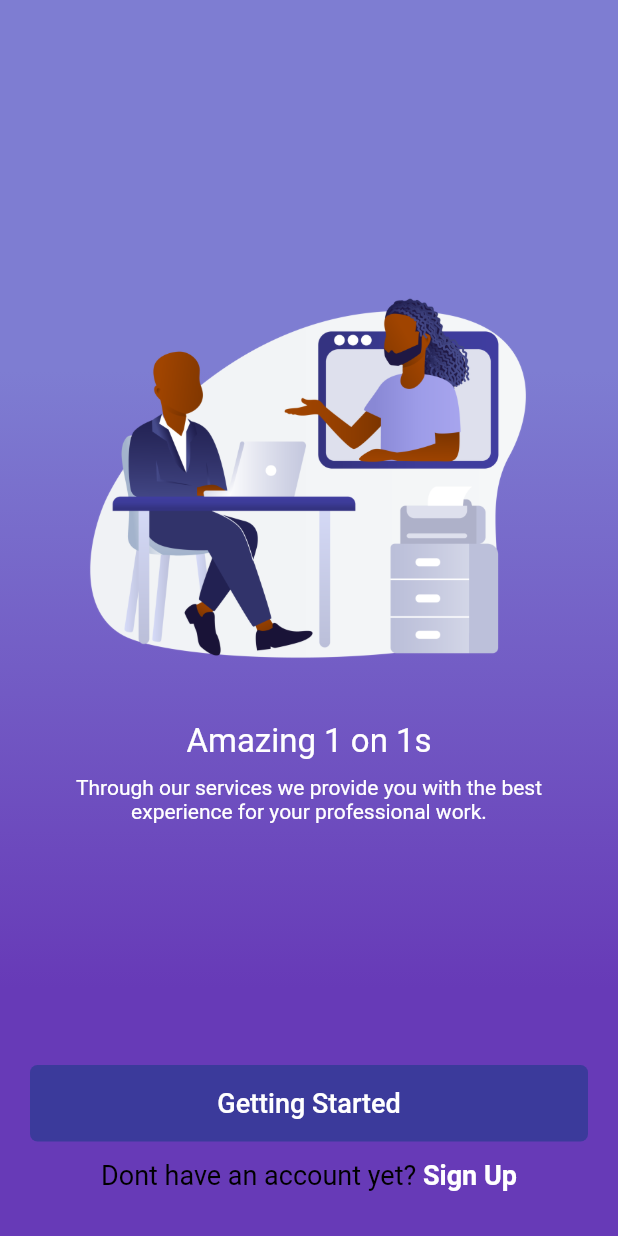
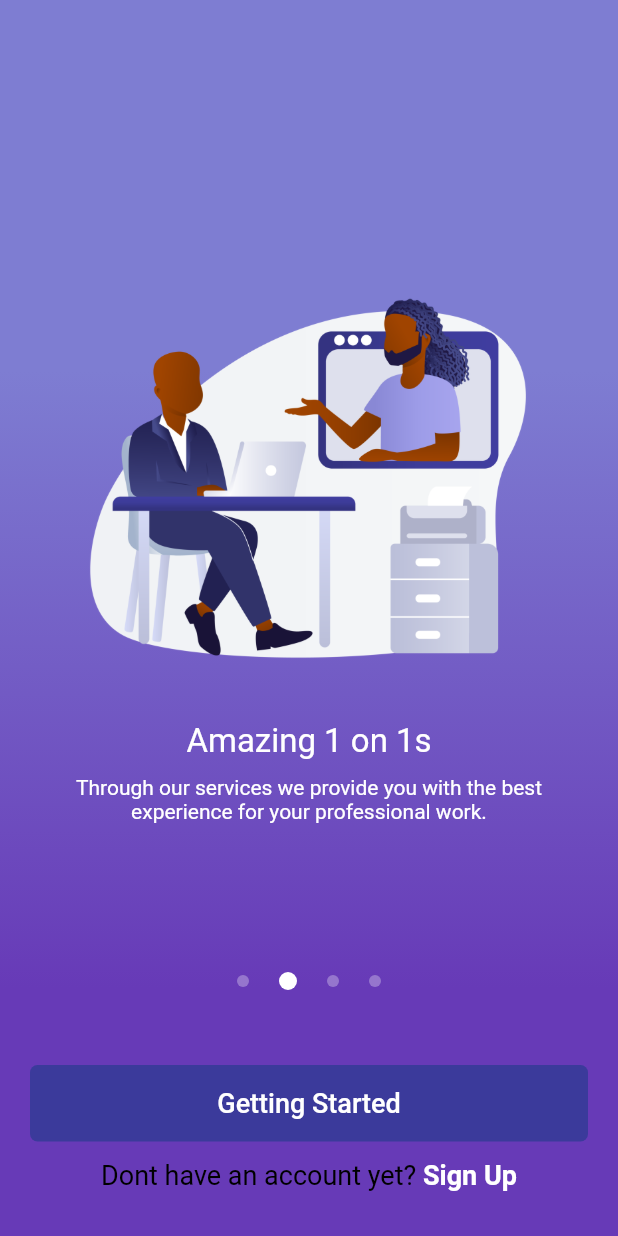
Before and after one commit to m4sterDestroyer/aztlan, a Flutter app: the screen it shows after launch, swiped to page 2, on a phone screen of 412 x 824 dp. Run offline on Flutter 3.47's test engine with Material 2 defaults, Android fonts, the light colour scheme and no system bars.

Commit message:
onboard navigation dots added

```diff
--- /dev/null
+++ b/lib/onboard_shared/dots.dart
@@ -0,0 +1,21 @@
+import 'package:aztlan/shared/colors.dart';
+import 'package:flutter/material.dart';
+
+class SlideDots extends StatelessWidget {
+  bool isActive;
+  SlideDots(this.isActive);
+
+  @override
+  Widget build(BuildContext context) {
+    return AnimatedContainer(
+      duration: Duration(milliseconds: 150),
+      margin: const EdgeInsets.symmetric(horizontal: 10),
+      height: isActive ? 12 : 8,
+      width: isActive ? 12 : 8,
+      decoration: BoxDecoration(
+        color: isActive ? White : Colors.white30,
+        borderRadius: BorderRadius.all(Radius.circular(12)),
+      ),
+    );
+  }
+}
--- a/lib/pages/onboarding_screen.dart
+++ b/lib/pages/onboarding_screen.dart
@@ -1,13 +1,14 @@
+import 'dart:async';
 import 'package:aztlan/onboard_shared/items.dart';
 import 'package:aztlan/onboard_shared/slide_model/slide_details.dart';
 import 'package:flutter/cupertino.dart';
 import 'package:flutter/gestures.dart';
 import 'package:flutter/material.dart';
 import 'package:aztlan/shared/colors.dart';
+import 'package:aztlan/onboard_shared/dots.dart';
 
 class Onboard extends StatefulWidget {
   final double screenHeight, screenWidth;
-
   const Onboard({Key key, this.screenHeight, this.screenWidth})
       : super(key: key);
 
@@ -16,7 +17,35 @@ class Onboard extends StatefulWidget {
 }
 
 class _OnboardState extends State<Onboard> {
+  int _currentPage = 0;
   final PageController _pageController = PageController(initialPage: 0);
+
+  @override
+  void dispose() {
+    super.dispose();
+    _pageController.dispose();
+  }
+
+  @override
+  void initState() {
+    super.initState();
+    Timer.periodic(Duration(seconds: 5), (Timer timer) {
+      if (_currentPage < 2) {
+        _currentPage++;
+      } else {
+        _currentPage = 0;
+      }
+    });
+    if(_pageController.hasClients){
+    _pageController.animateToPage(_currentPage,
+        duration: Duration(milliseconds: 300), curve: Curves.easeIn);
+  }}
+
+  _onPageChanged(int index) {
+    setState(() {
+      _currentPage = index;
+    });
+  }
 
   @override
   Widget build(BuildContext context) {
@@ -35,12 +64,35 @@ class _OnboardState extends State<Onboard> {
           child: Column(
             children: [
               Expanded(
-                  child: PageView.builder(
-                controller: _pageController,
-                scrollDirection: Axis.horizontal,
-                itemCount: SlideList.length,
-                itemBuilder: (context, index) => Items(index),
-              )),
+                  child: Stack(
+                    alignment: AlignmentDirectional.bottomCenter,
+                    children: [
+                      PageView.builder(
+                        onPageChanged: _onPageChanged,
+                        controller: _pageController,
+                        scrollDirection: Axis.horizontal,
+                        itemCount: SlideList.length,
+                        itemBuilder: (context, index) => Items(index),
+                      ),
+                      Stack(
+                        children: [
+                          Container(
+                            margin: EdgeInsets.only(bottom: 30),
+                            child: Row(
+                              mainAxisSize: MainAxisSize.min,
+                              mainAxisAlignment: MainAxisAlignment.center,
+                              children: <Widget>[
+                                for(int i = 0; i<SlideList.length; i++)
+                                  if( i == _currentPage )
+                                    SlideDots(true)
+                                  else
+                                    SlideDots(false)
+                              ],
+                            ),                          )
+                        ],
+                      )
+                    ],
+                  )),
               SizedBox(
                 height: 20,
               ),
--- a/pubspec.yaml
+++ b/pubspec.yaml
@@ -14,7 +14,7 @@ description: A new Flutter application.
 version: 1.0.0+1
 
 environment:
-  sdk: ">=2.1.0 <3.0.0"
+  sdk: ">=2.7.0 <3.0.0"
 
 dependencies:
   flutter:
@@ -47,7 +47,7 @@ flutter:
     - images/forgot.png
     - images/oneonone.png
     - images/work.png
-    - images/calender.png
+    - images/calander.png
 
 
   #  - images/a_dot_ham.jpeg
```
Also changed, not shown: pubspec.lock.
